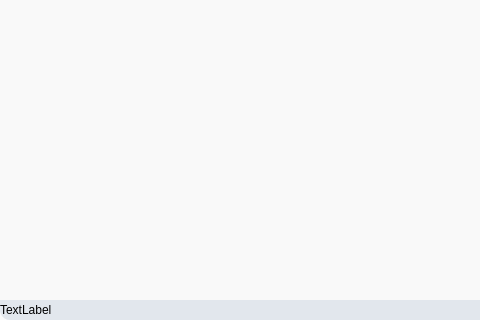
Before: the Qt Designer form framelessmainwindow.ui in zxunge/FramelessWindow, drawn with Qt 5; both pictures show x 0 to 480 and y 280 to 600 of the 800 by 600 pixel window.
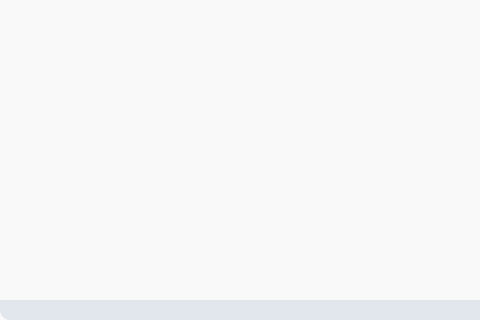
After: the same form once the commit is applied. Icons and pictures are not drawn.

Patch:
```diff
--- a/framelessmainwindow.ui
+++ b/framelessmainwindow.ui
@@ -328,7 +328,7 @@
        <item>
         <widget class="QLabel" name="labStatus">
          <property name="text">
-          <string>TextLabel</string>
+          <string></string>
          </property>
          <property name="scaledContents">
           <bool>true</bool>
```
Left out of the diff: 12 changed lines with no effect on the pictures.
